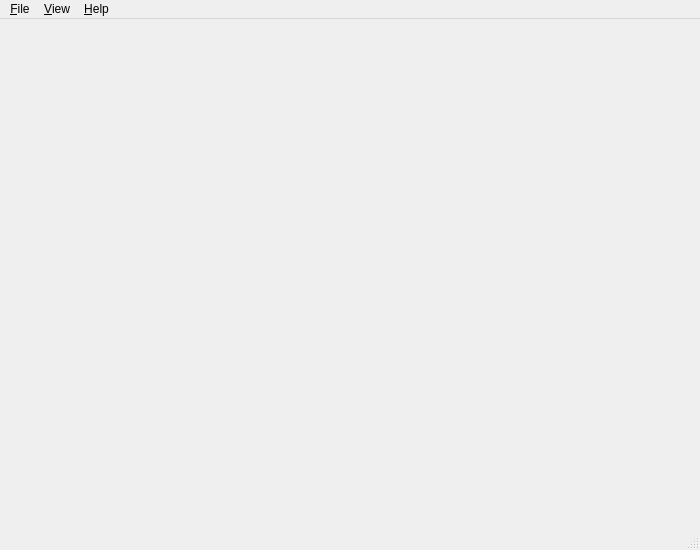
Above: client/mainwindow.ui from pstavirs/ostinato before the change. Below: the same form after it.
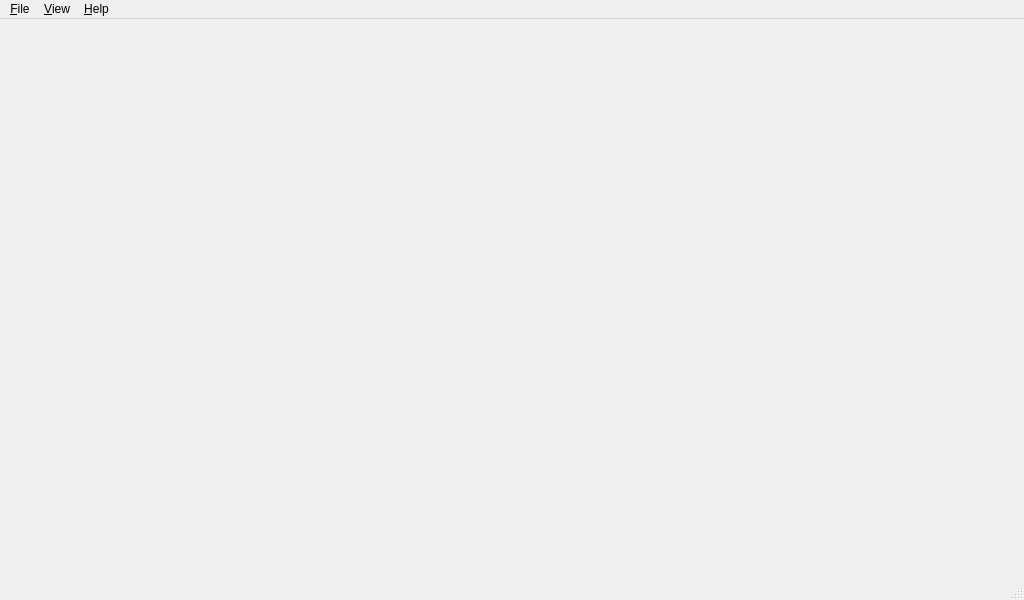
That is the form after the change. Icons and pictures are not drawn.

Commit message: Device Emulation (contd.): Changed the default app window size and ports-list/port-detail split to minimize scroll bars; a larger height would be better but capped it to 1024x600 (netbook resolution)

```diff
--- a/client/mainwindow.ui
+++ b/client/mainwindow.ui
@@ -5,8 +5,8 @@
    <rect>
     <x>0</x>
     <y>0</y>
-    <width>700</width>
-    <height>550</height>
+    <width>1024</width>
+    <height>600</height>
    </rect>
   </property>
   <property name="windowTitle" >
@@ -17,14 +17,6 @@
   </property>
   <widget class="QWidget" name="centralwidget" />
   <widget class="QMenuBar" name="menubar" >
-   <property name="geometry" >
-    <rect>
-     <x>0</x>
-     <y>0</y>
-     <width>700</width>
-     <height>21</height>
-    </rect>
-   </property>
    <widget class="QMenu" name="menuFile" >
     <property name="title" >
      <string>&amp;File</string>
```
The commit also changes 1 other file.
